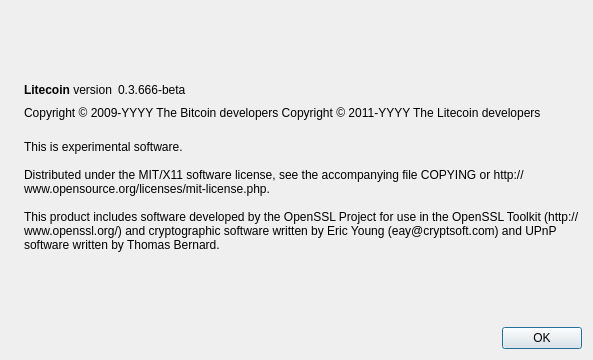
The window that src/qt/forms/aboutdialog.ui (Incoin/incoin) describes before a commit, drawn with Qt 5.
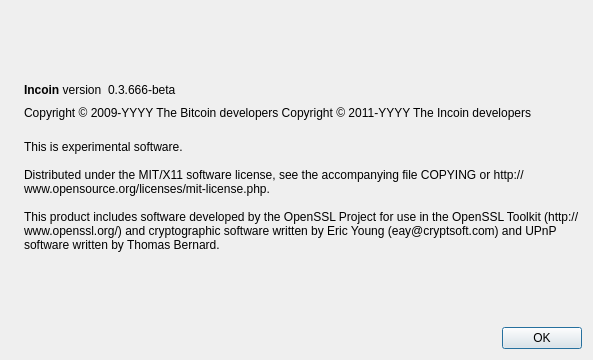
The same window after the commit. Icons and pictures are not drawn.

```diff
--- a/src/qt/forms/aboutdialog.ui
+++ b/src/qt/forms/aboutdialog.ui
@@ -50,7 +50,7 @@
           <cursorShape>IBeamCursor</cursorShape>
          </property>
          <property name="text">
-          <string>&lt;b&gt;Litecoin&lt;/b&gt; version</string>
+          <string>&lt;b&gt;Incoin&lt;/b&gt; version</string>
          </property>
          <property name="textInteractionFlags">
           <set>Qt::LinksAccessibleByMouse|Qt::TextSelectableByKeyboard|Qt::TextSelectableByMouse</set>
@@ -92,7 +92,7 @@
        </property>
        <property name="text">
         <string notr="true">Copyright &amp;copy; 2009-YYYY The Bitcoin developers
-Copyright &amp;copy; 2011-YYYY The Litecoin developers</string>
+Copyright &amp;copy; 2011-YYYY The Incoin developers</string>
        </property>
        <property name="textFormat">
         <enum>Qt::RichText</enum>
```
Left out of the diff: 2 changed lines with no effect on the pictures.
